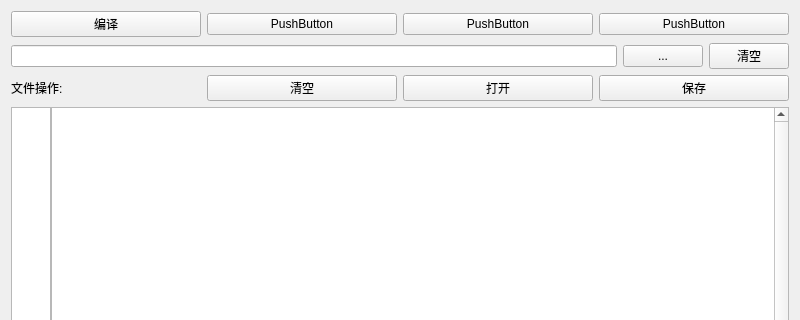
This is la1/ui/mainwidget.ui in supine0703/AVS8086 as Qt 5 draws it before an edit; both pictures show x 0 to 800 and y 0 to 320 of the 800 by 600 pixel window. The edited form follows.
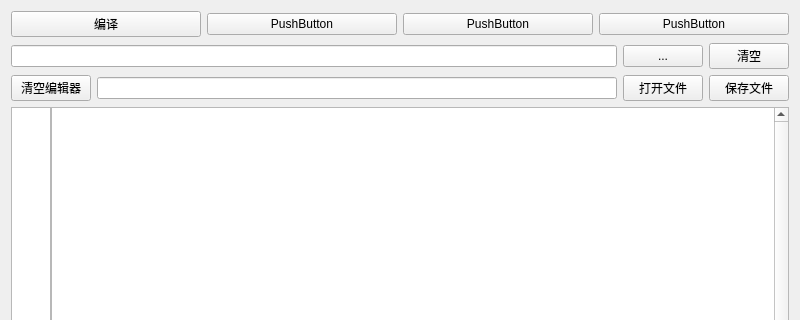
This is the edited form.

```diff
--- a/la1/ui/mainwidget.ui
+++ b/la1/ui/mainwidget.ui
@@ -85,31 +85,45 @@
    </item>
    <item>
     <layout class="QHBoxLayout" name="layout_file">
-     <item>
-      <widget class="QLabel" name="label_file">
-       <property name="text">
-        <string>文件操作: </string>
-       </property>
-      </widget>
-     </item>
      <item>
       <widget class="QPushButton" name="btn_clear_file">
+       <property name="sizePolicy">
+        <sizepolicy hsizetype="Fixed" vsizetype="Fixed">
+         <horstretch>0</horstretch>
+         <verstretch>0</verstretch>
+        </sizepolicy>
+       </property>
        <property name="text">
-        <string>清空</string>
+        <string>清空编辑器</string>
        </property>
       </widget>
      </item>
+     <item>
+      <widget class="QLineEdit" name="lineEdit_search"/>
+     </item>
      <item>
       <widget class="QPushButton" name="btn_open_file">
+       <property name="sizePolicy">
+        <sizepolicy hsizetype="Fixed" vsizetype="Fixed">
+         <horstretch>0</horstretch>
+         <verstretch>0</verstretch>
+        </sizepolicy>
+       </property>
        <property name="text">
-        <string>打开</string>
+        <string>打开文件</string>
        </property>
       </widget>
      </item>
      <item>
       <widget class="QPushButton" name="btn_save_file">
+       <property name="sizePolicy">
+        <sizepolicy hsizetype="Fixed" vsizetype="Fixed">
+         <horstretch>0</horstretch>
+         <verstretch>0</verstretch>
+        </sizepolicy>
+       </property>
        <property name="text">
-        <string>保存</string>
+        <string>保存文件</string>
        </property>
       </widget>
      </item>
```
Left out of the diff: 6 changed lines with no effect on the pictures.
